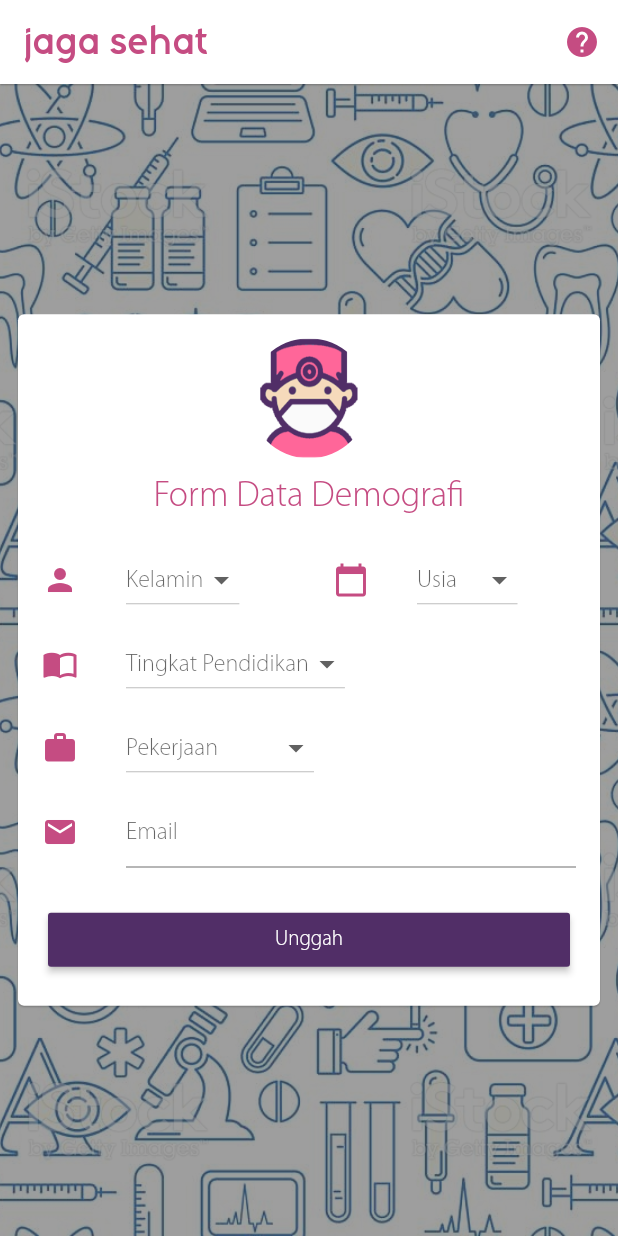
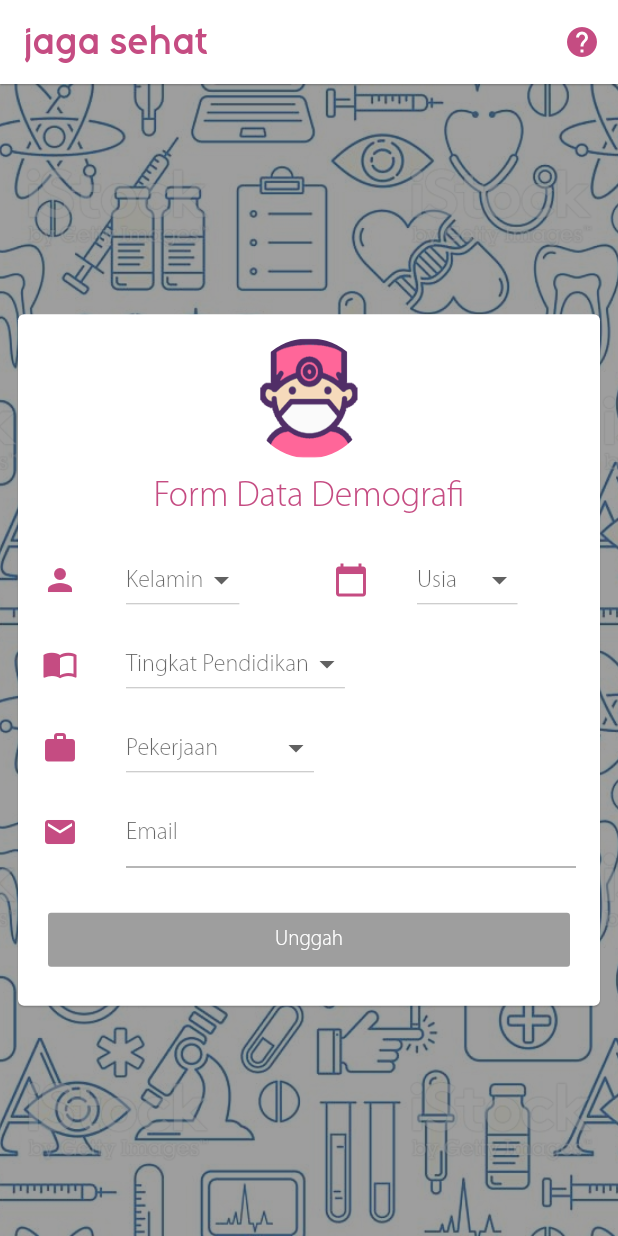
Before and after one commit to IbnuAhsani/Jaga-Sehat, a Flutter app: the screen it shows after launch, on a phone screen of 412 x 824 dp. Run offline on Flutter 3.47's test engine with Material 2 defaults, Android fonts, the phone set to English and light mode, and no system bars; our stand-ins replace firebase_core, firebase_database, share, shared_preferences; missing offline and left inert: scheduled_notifications; accounts and stored records are empty.

Commit message:
Create Form Validation

```diff
--- a/lib/formScreen.dart
+++ b/lib/formScreen.dart
@@ -12,6 +12,7 @@ class FormScreen extends StatefulWidget {
 }
 
 class _FormScreenState extends State<FormScreen> {
+  bool validateJk, validateUsia, validatePen, validatePek;
   String selectedJk, selectedUsia, selectedPendidikan, selectedPekerjaan;
   Map<String, String> timeStamp;
   Item item;
@@ -23,8 +24,12 @@ class _FormScreenState extends State<FormScreen> {
   @override
   void initState() {
     super.initState();
-
-    item = Item("", "", "", "", "", ServerValue.timestamp);
+    validateJk = false;
+    validateUsia = false;
+    validatePen = false;
+    validatePek = false;
+    item = Item(
+        "kosong", "kosong", "kosong", "kosong", null, ServerValue.timestamp);
     final FirebaseDatabase database = FirebaseDatabase.instance;
     itemRef = database.reference().child('data_pengguna');
   }
@@ -34,7 +39,7 @@ class _FormScreenState extends State<FormScreen> {
 
     if (form.validate()) {
       form.save();
-      form.reset();
+      // form.reset();
       itemRef.push().set(item.toJson());
     }
   }
@@ -47,10 +52,13 @@ class _FormScreenState extends State<FormScreen> {
       hint: Text('Kelamin'),
       value: selectedJk,
       onChanged: (newVal) {
+        if (newVal.isNotEmpty) {
           item.jk = newVal;
           setState(() {
             selectedJk = newVal;
+            validateJk = true;
           });
+        }
       },
       items: <String>[
         'Pria',
@@ -67,10 +75,7 @@ class _FormScreenState extends State<FormScreen> {
       flex: 1,
       child: ListTile(
         dense: true,
-        leading: const Icon(
-          Icons.person,
-          color: const Color(0xFFC54C82),
-        ),
+        leading: CustomIcon(Icons.person),
         title: Row(
           mainAxisSize: MainAxisSize.min,
           children: <Widget>[
@@ -84,10 +89,13 @@ class _FormScreenState extends State<FormScreen> {
       hint: Text('Usia'),
       value: selectedUsia,
       onChanged: (newVal) {
+        if (newVal.isNotEmpty) {
           item.usia = newVal;
           setState(() {
             selectedUsia = newVal;
+            validateUsia = true;
           });
+        }
       },
       items: <String>[
         '6 - 17',
@@ -105,10 +113,7 @@ class _FormScreenState extends State<FormScreen> {
 
     var usiaInput = Flexible(
       child: ListTile(
-        leading: const Icon(
-          Icons.calendar_today,
-          color: const Color(0xFFC54C82),
-        ),
+        leading: CustomIcon(Icons.calendar_today),
         title: Row(
           mainAxisSize: MainAxisSize.min,
           children: <Widget>[usiaDropdown],
@@ -120,10 +125,13 @@ class _FormScreenState extends State<FormScreen> {
       hint: Text('Tingkat Pendidikan'),
       value: selectedPendidikan,
       onChanged: (newVal) {
+        if (newVal.isNotEmpty) {
           item.pendidikan = newVal;
           setState(() {
             selectedPendidikan = newVal;
+            validatePen = true;
           });
+        }
       },
       items: <String>[
         'SD',
@@ -140,10 +148,7 @@ class _FormScreenState extends State<FormScreen> {
 
     var penInput = Flexible(
       child: ListTile(
-        leading: const Icon(
-          Icons.import_contacts,
-          color: const Color(0xFFC54C82),
-        ),
+        leading: CustomIcon(Icons.import_contacts),
         title: Row(
           mainAxisSize: MainAxisSize.min,
           children: <Widget>[penDropdown],
@@ -155,10 +160,13 @@ class _FormScreenState extends State<FormScreen> {
       hint: Text('Pekerjaan'),
       value: selectedPekerjaan,
       onChanged: (newVal) {
+        if (newVal.isNotEmpty) {
           item.pekerjaan = newVal;
           setState(() {
             selectedPekerjaan = newVal;
+            validatePek = true;
           });
+        }
       },
       items: <String>[
         'PNS',
@@ -177,10 +185,7 @@ class _FormScreenState extends State<FormScreen> {
 
     var pekInput = Flexible(
       child: ListTile(
-        leading: const Icon(
-          Icons.work,
-          color: const Color(0xFFC54C82),
-        ),
+        leading: CustomIcon(Icons.work),
         title: Row(
           mainAxisSize: MainAxisSize.max,
           children: <Widget>[
@@ -192,19 +197,32 @@ class _FormScreenState extends State<FormScreen> {
 
     var emailTextField = TextFormField(
       decoration: InputDecoration(hintText: "Email"),
-      initialValue: "",
-      onSaved: (val) => item.email = val,
-      validator: (value) => value.isEmpty ? 'Email can\'t be empty' : null,
+      onSaved: (val) =>
+          val.isEmpty ? item.email = 'Tidak punya email' : item.email = val,
     );
 
     var emailInput = Flexible(
       child: ListTile(
-          leading: const Icon(
-            Icons.email,
-            color: const Color(0xFFC54C82),
+        leading: CustomIcon(Icons.email),
+        title: emailTextField,
       ),
-          title: emailTextField),
     );
+
+    Function isButtonActive() {
+      if (validateJk && validateUsia && validatePen && validatePek == true) {
+        return () {
+          handleSubmit();
+          var routes = MaterialPageRoute(
+            builder: (BuildContext context) => HomeScreen(),
+          );
+          Navigator.of(context).pushReplacement(routes);
+        };
+      } else {
+        return null;
+      }
+    }
+
+    ;
 
     return MaterialApp(
       debugShowCheckedModeBanner: false,
@@ -238,7 +256,7 @@ class _FormScreenState extends State<FormScreen> {
                               crossAxisAlignment: CrossAxisAlignment.center,
                               children: <Widget>[
                                 Logo(80.0),
-                                FormTitle(),
+                                FormTitle(24.0),
                                 Form(
                                   key: formKey,
                                   child: Column(
@@ -253,28 +271,7 @@ class _FormScreenState extends State<FormScreen> {
                                       penInput,
                                       pekInput,
                                       emailInput,
-                                      Container(
-                                        width: screenSize.width,
-                                        margin: EdgeInsets.all(20.0),
-                                        child: RaisedButton(
-                                          color: Color(0xFF512E67),
-                                          child: Text(
-                                            'Unggah',
-                                            style:
-                                                TextStyle(color: Colors.white),
-                                          ),
-                                          onPressed: () {
-                                            handleSubmit();
-                                            var routes = MaterialPageRoute(
-                                              builder: (BuildContext context) =>
-                                                  HomeScreen(),
-                                            );
-                                            Navigator
-                                                .of(context)
-                                                .pushReplacement(routes);
-                                          },
-                                        ),
-                                      ),
+                                      CustomButton(screenSize.width, isButtonActive()),
                                     ],
                                   ),
                                 ),
@@ -296,27 +293,26 @@ class _FormScreenState extends State<FormScreen> {
                               ),
                               child: Form(
                                 key: formKey,
-                                child:
-                              Row(
+                                child: Row(
                                   mainAxisSize: MainAxisSize.min,
                                   crossAxisAlignment: CrossAxisAlignment.center,
                                   children: <Widget>[
                                     Container(
-                                    margin:
-                                        EdgeInsets.only(left: 8.0, right: 8.0),
+                                      margin: EdgeInsets.only(
+                                          left: 8.0, right: 8.0),
                                       child: Column(
                                         mainAxisSize: MainAxisSize.min,
                                         crossAxisAlignment:
                                             CrossAxisAlignment.center,
                                         children: <Widget>[
                                           Logo(120.0),
-                                        FormTitle(),
+                                          FormTitle(20.0),
                                         ],
                                       ),
                                     ),
                                     Container(
-                                    margin:
-                                        EdgeInsets.only(left: 8.0, right: 8.0),
+                                      margin: EdgeInsets.only(
+                                          left: 16.0, right: 8.0),
                                       child: Column(
                                         mainAxisSize: MainAxisSize.min,
                                         crossAxisAlignment:
@@ -333,8 +329,8 @@ class _FormScreenState extends State<FormScreen> {
                                               usiaDropdown
                                             ],
                                           ),
-                                        CustomRow(
-                                            Icons.import_contacts, penDropdown),
+                                          CustomRow(Icons.import_contacts,
+                                              penDropdown),
                                           CustomRow(
                                             Icons.email,
                                             Container(
@@ -348,30 +344,7 @@ class _FormScreenState extends State<FormScreen> {
                                               RowDivider(16.0),
                                               pekDropdown,
                                               RowDivider(8.0),
-                                            Container(
-                                              width: 100.0,
-                                              margin: EdgeInsets.all(20.0),
-                                              child: RaisedButton(
-                                                color: Color(0xFF512E67),
-                                                child: Text(
-                                                  'Unggah',
-                                                  style: TextStyle(
-                                                      color: Colors.white),
-                                                ),
-                                                onPressed: () {
-                                                  handleSubmit();
-                                                  var routes =
-                                                      MaterialPageRoute(
-                                                    builder: (BuildContext
-                                                            context) =>
-                                                        HomeScreen(),
-                                                  );
-                                                  Navigator
-                                                      .of(context)
-                                                      .pushReplacement(routes);
-                                                },
-                                              ),
-                                            ),
+                                              CustomButton(100.0, isButtonActive()),
                                             ],
                                           ),
                                         ],
@@ -397,7 +370,7 @@ class RowDivider extends Container {
   RowDivider(double d) : super(margin: EdgeInsets.only(right: d));
 }
 
-class CustomIcon extends Icon{
+class CustomIcon extends Icon {
   CustomIcon(IconData icon) : super(icon, color: Color(0xFFC54C82));
 }
 
@@ -443,6 +416,10 @@ class Logo extends StatelessWidget {
 }
 
 class FormTitle extends StatelessWidget {
+  final double fontSize;
+
+  FormTitle(this.fontSize);
+
   @override
   Widget build(BuildContext context) {
     return Container(
@@ -453,9 +430,32 @@ class FormTitle extends StatelessWidget {
       child: Text(
         'Form Data Demografi',
         style: TextStyle(
-          fontSize: 24.0,
+          fontSize: fontSize,
           color: Color(0xFFC54C82),
         ),
+      ),
+    );
+  }
+}
+
+class CustomButton extends StatelessWidget {
+  final double width;
+  final Function function;
+
+  CustomButton(this.width, this.function);
+
+  @override
+  Widget build(BuildContext context) {
+    return Container(
+      width: width,
+      margin: EdgeInsets.all(20.0),
+      child: RaisedButton(
+        color: Color(0xFF512E67),
+        child: Text(
+          'Unggah',
+          style: TextStyle(color: Colors.white),
+        ),
+        onPressed: function,
       ),
     );
   }
--- a/lib/homeScreen.dart
+++ b/lib/homeScreen.dart
@@ -28,6 +28,7 @@ class _HomeScreenState extends State<HomeScreen> {
   Widget build(BuildContext context) {
     var literasiRoute =
         MaterialPageRoute(builder: (BuildContext context) => LiterasiScreen());
+
     var kontakRoute =
         MaterialPageRoute(builder: (BuildContext context) => KontakScreen2());
 
@@ -56,6 +57,7 @@ class _HomeScreenState extends State<HomeScreen> {
         },
       ),
     );
+
     var literasiButton2 = customContainer(
       false,
       RaisedButton(
@@ -81,6 +83,7 @@ class _HomeScreenState extends State<HomeScreen> {
         },
       ),
     );
+
     return MaterialApp(
       debugShowCheckedModeBanner: false,
       theme: ThemeData(
--- a/lib/reusableWidgets.dart
+++ b/lib/reusableWidgets.dart
@@ -22,10 +22,10 @@ _disclaimerDialog(BuildContext context) {
                 Container(
                   margin: EdgeInsets.all(16.0),
                   child: Text(
-                    'Data ini hanya digunakan demi keperluan riset, dan tidak akan disebarluaskan',
+                    'Data ini hanya digunakan untuk keperluan riset dan tidak akan disebarluaskan',
                     textAlign: TextAlign.center,
                     style: TextStyle(
-                      color: Color(0xFFC54C82),
+                      color: Color(0xFF512E67),
                       fontSize: 22.0,
                     ),
                   ),
@@ -79,7 +79,7 @@ _devsDialog(BuildContext context) {
 }
 
 class NameWidget extends StatelessWidget {
-  String _npm, _name, _assetPath;
+  final String _npm, _name, _assetPath;
 
   NameWidget(this._assetPath, this._npm, this._name);
 
--- a/pubspec.yaml
+++ b/pubspec.yaml
@@ -7,6 +7,7 @@ dependencies:
   url_launcher: ^0.4.1
   shared_preferences: "^0.4.2"
   share: "^0.5.2"
+  scheduled_notifications: "^1.0.0"
 
   # The following adds the Cupertino Icons font to your application.
   # Use with the CupertinoIcons class for iOS style icons.
```
Also changed, not shown: lib/main.dart (+7 -6 lines). Lines whose indentation alone changed are shown as unchanged.
